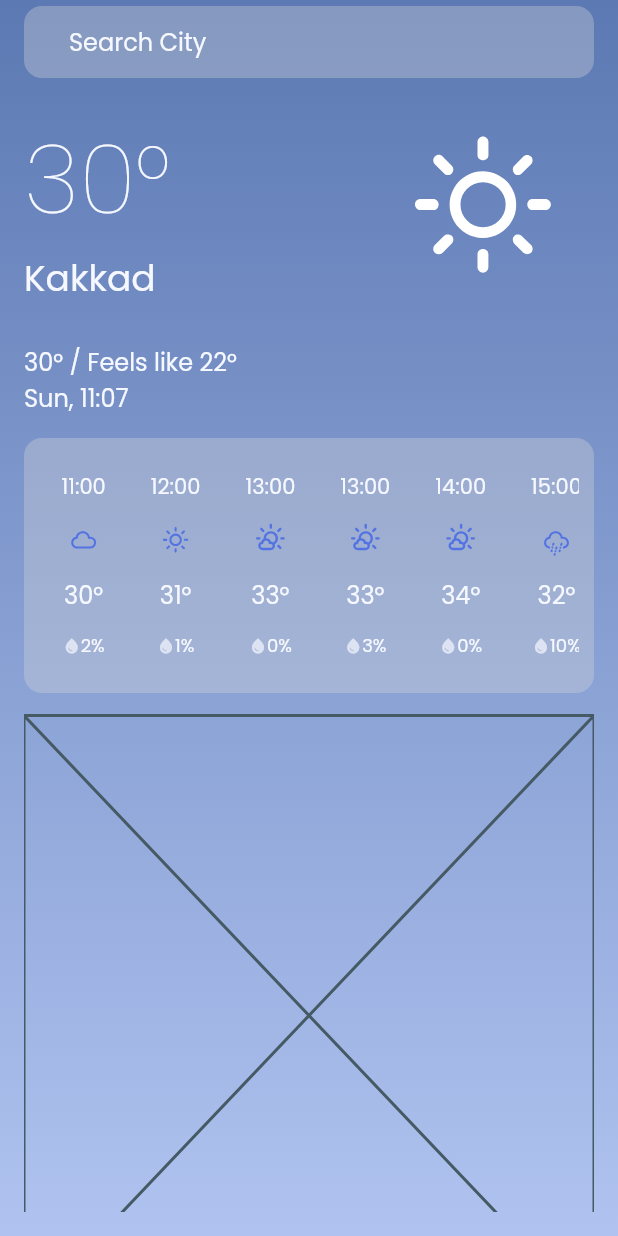
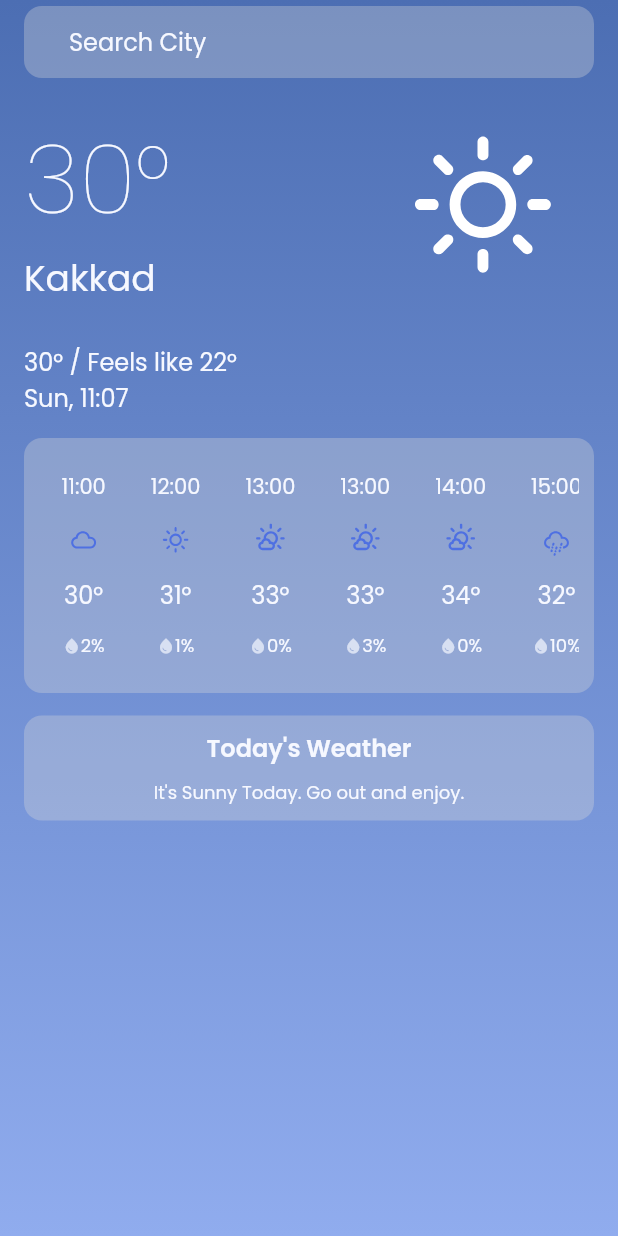
Before and after one commit to Adwaith-Rajesh/CuWea, a Flutter app: the screen it shows after launch, on a phone screen of 412 x 824 dp. Run offline on Flutter 3.47's test engine with Material 2 defaults, Android fonts, the phone set to English and light mode, and no system bars; our stand-ins replace weather_icons.

Commit message:
Added a today weather condition string and fixed the gradient

```diff
--- a/lib/components/current_condition.dart
+++ b/lib/components/current_condition.dart
@@ -1,10 +1,35 @@
+import 'package:cuwea/components/cw_text.dart';
 import 'package:flutter/material.dart';
 
 class CurrentCondition extends StatelessWidget {
-  const CurrentCondition({super.key});
+  final String conditionText;
+
+  const CurrentCondition({super.key, required this.conditionText});
 
   @override
   Widget build(BuildContext context) {
-    return const Placeholder();
+    return Container(
+      height: 70,
+      width: double.infinity,
+      decoration: BoxDecoration(
+        color: const Color(0xffD9D9D9).withOpacity(0.33),
+        borderRadius: BorderRadius.circular(12),
+      ),
+      child: Column(
+        mainAxisAlignment: MainAxisAlignment.spaceEvenly,
+        children: [
+          const CWText(
+            text: 'Today\'s Weather',
+            fontSize: 16,
+            fontWeight: FontWeight.w600,
+          ),
+          CWText(
+            text: conditionText,
+            fontSize: 12,
+            fontWeight: FontWeight.normal,
+          )
+        ],
+      ),
+    );
   }
 }
--- a/lib/pages/home_page.dart
+++ b/lib/pages/home_page.dart
@@ -68,8 +68,8 @@ class _HomePageState extends State<HomePage> {
           begin: Alignment.topCenter,
           end: Alignment.bottomCenter,
           colors: [
-            Color(0xff5C79B3),
-            Color(0xffB0C3F0),
+            Color.fromARGB(255, 76, 110, 179),
+            Color.fromARGB(255, 144, 172, 238),
           ],
         ),
       ),
@@ -113,7 +113,8 @@ class _HomePageState extends State<HomePage> {
                     ),
 
                     // quotes
-                    CurrentCondition(),
+                    CurrentCondition(
+                        conditionText: 'It\'s Sunny Today. Go out and enjoy.'),
                   ],
                 ),
               ],
```
